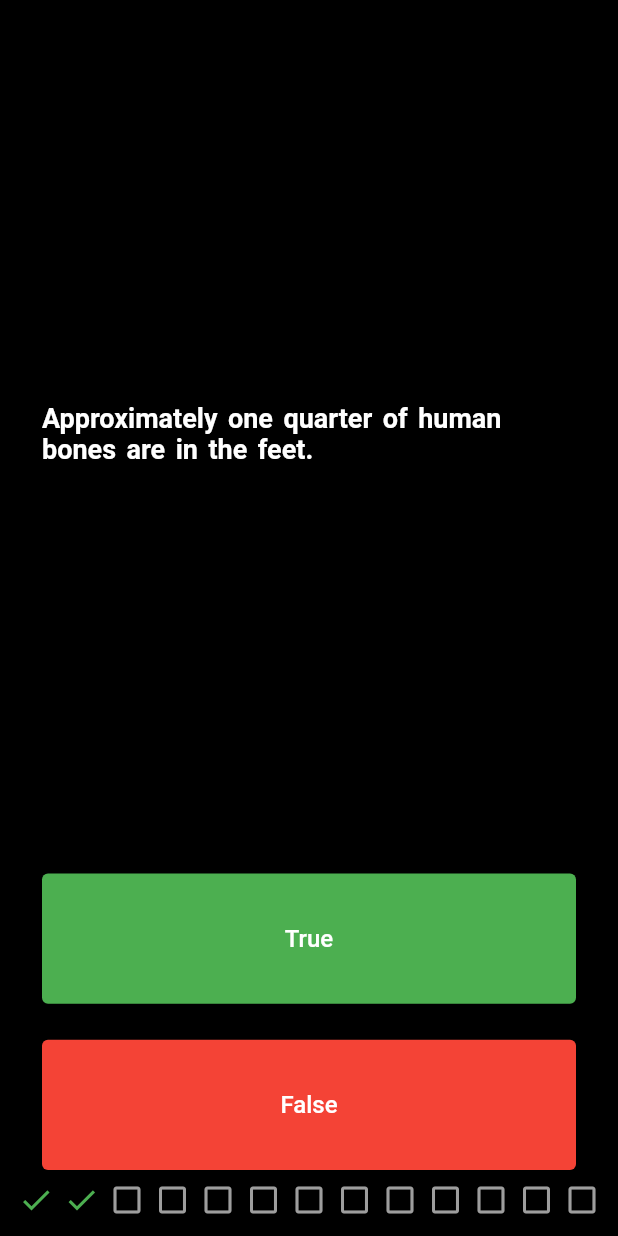
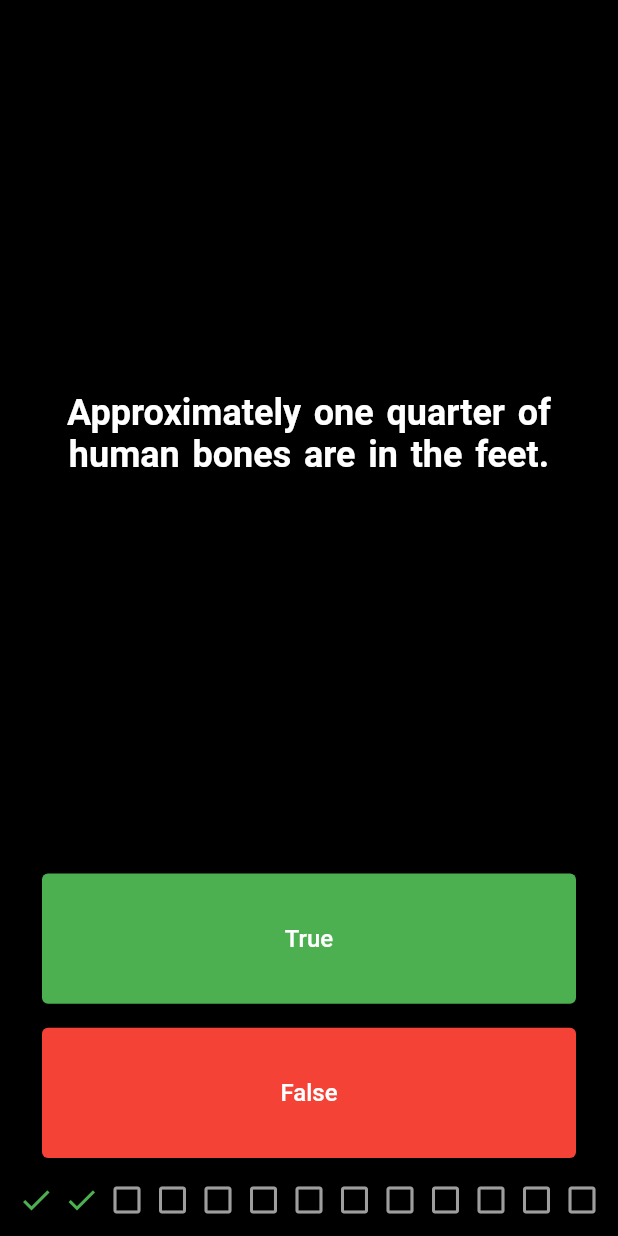
Before and after one commit to GowthamGoush/Quizzy-Flutter, a Flutter app: the screen it shows after launch, after a tap on "True", after a tap on "False", on a phone screen of 412 x 824 dp. Run offline on Flutter 3.47's test engine with Material 2 defaults, Android fonts, the phone set to English and light mode, and no system bars; our stand-ins replace rflutter_alert.

Commit message:
Update UI with alert dialog

```diff
--- a/lib/main.dart
+++ b/lib/main.dart
@@ -1,6 +1,8 @@
 import 'package:flutter/cupertino.dart';
 import 'package:flutter/material.dart';
 import 'package:quizzy_flutter_app/quizData.dart';
+import 'package:rflutter_alert/rflutter_alert.dart';
+import 'package:quizzy_flutter_app/pointsModel.dart';
 
 void main() {
   scoreBoardSetUp();
@@ -26,6 +28,8 @@ QuizData quizData = new QuizData();
 
 List<Widget> scoreIcons = [];
 
+PointsModel pointsModel = new PointsModel();
+
 void scoreBoardSetUp() {
   scoreIcons.clear();
 
@@ -35,34 +39,6 @@ void scoreBoardSetUp() {
       color: Colors.grey,
     ));
   }
-}
-
-void buttonClicked(bool clickedAnswer) {
-  if (quizData.quizOver) {
-    return;
-  }
-
-  int quizNumber = quizData.getQuizNumber();
-
-  scoreIcons.removeAt(quizNumber);
-
-  if (clickedAnswer == quizData.getQuizAnswer()) {
-    scoreIcons.insert(
-        quizNumber,
-        Icon(
-          Icons.check,
-          color: Colors.green,
-        ));
-  } else {
-    scoreIcons.insert(
-        quizNumber,
-        Icon(
-          Icons.close,
-          color: Colors.red,
-        ));
-  }
-
-  quizData.nextQuestion();
 }
 
 class _QuizzyAppState extends State<QuizzyApp> {
@@ -80,10 +56,11 @@ class _QuizzyAppState extends State<QuizzyApp> {
                 child: Text(
                   quizData.getQuizText(),
                   style: TextStyle(
-                      fontSize: 18.0,
+                      fontSize: 24.0,
                       wordSpacing: 2.5,
                       fontWeight: FontWeight.bold,
                       color: Colors.white),
+                  textAlign: TextAlign.center,
                 ),
               ),
             )),
@@ -100,7 +77,7 @@ class _QuizzyAppState extends State<QuizzyApp> {
                 ),
                 onPressed: () {
                   setState(() {
-                    buttonClicked(true);
+                    buttonClicked(true, context);
                   });
                 },
               ),
@@ -108,7 +85,7 @@ class _QuizzyAppState extends State<QuizzyApp> {
         Expanded(
             flex: 1,
             child: Padding(
-              padding: EdgeInsets.fromLTRB(16.0, 16.0, 16.0, 8.0),
+              padding: EdgeInsets.fromLTRB(16.0, 8.0, 16.0, 16.0),
               child: ElevatedButton(
                 style: ButtonStyle(
                     backgroundColor: MaterialStateProperty.all(Colors.red)),
@@ -118,7 +95,7 @@ class _QuizzyAppState extends State<QuizzyApp> {
                 ),
                 onPressed: () {
                   setState(() {
-                    buttonClicked(false);
+                    buttonClicked(false, context);
                   });
                 },
               ),
@@ -129,4 +106,59 @@ class _QuizzyAppState extends State<QuizzyApp> {
       ],
     );
   }
+
+  void buttonClicked(bool clickedAnswer, BuildContext context) {
+    if (!quizData.quizOver) {
+      int quizNumber = quizData.getQuizNumber();
+
+      scoreIcons.removeAt(quizNumber);
+
+      if (clickedAnswer == quizData.getQuizAnswer()) {
+        scoreIcons.insert(
+            quizNumber,
+            Icon(
+              Icons.check,
+              color: Colors.green,
+            ));
+        pointsModel.updatePoints();
+      } else {
+        scoreIcons.insert(
+            quizNumber,
+            Icon(
+              Icons.close,
+              color: Colors.red,
+            ));
+      }
+
+      quizData.nextQuestion();
+    }
+
+    if (quizData.quizOver) {
+      int points = pointsModel.points;
+
+      Alert(
+        context: context,
+        title: "Congratulations!",
+        desc: "You have scored $points !",
+        type: AlertType.success,
+        buttons: [
+          DialogButton(
+            child: Text(
+              "Try again",
+              style: TextStyle(color: Colors.white, fontSize: 20),
+            ),
+            onPressed: () {
+              setState(() {
+                quizData.resetQuiz();
+                scoreBoardSetUp();
+                pointsModel.resetPoints();
+                Navigator.pop(context);
+              });
+            },
+            width: 120,
+          )
+        ],
+      ).show();
+    }
+  }
 }
```
